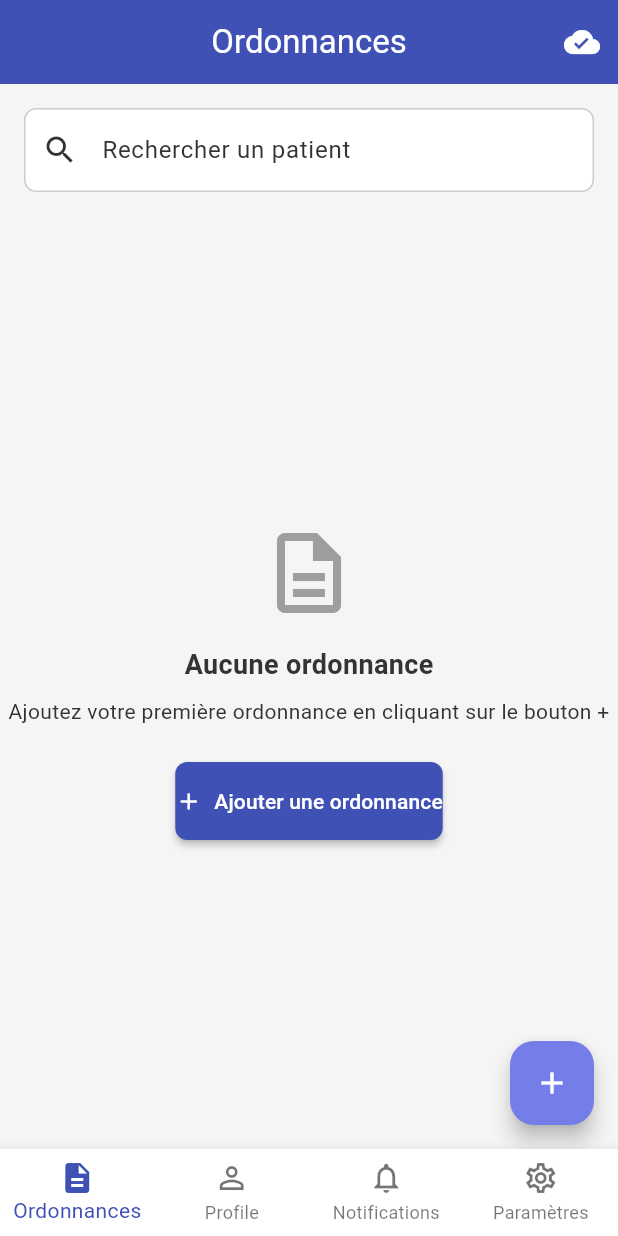
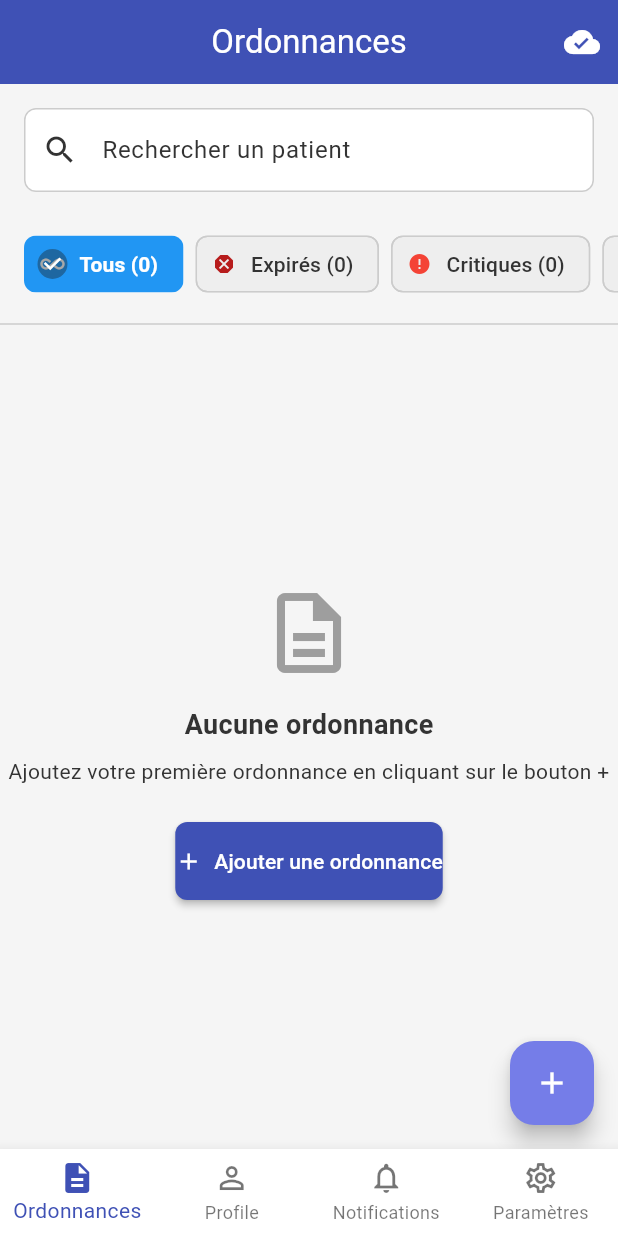
Before and after one commit to ThomasSAMP/prescription-manager-flutter, a Flutter app: the screen it shows once a user with an empty profile is signed in, on a phone screen of 412 x 824 dp. Run offline on Flutter 3.47's test engine with Material 3 defaults, Android fonts, the phone set to English and light mode, and no system bars; our stand-ins replace cached_network_image, cloud_firestore, connectivity_plus, device_info_plus, dio, firebase_analytics and 19 more; missing offline and left inert: encrypt, workmanager; accounts and stored records are empty; generated files the repository leaves out were written again; statements that could not run were skipped; project files that could hold a hidden picture were left out.

Commit message:
add filter feature (with bug)

```diff
--- a/lib/features/prescriptions/presentation/screens/ordonnance_list_screen.dart
+++ b/lib/features/prescriptions/presentation/screens/ordonnance_list_screen.dart
@@ -10,11 +10,13 @@ import '../../../../core/utils/refresh_helper.dart';
 import '../../../../shared/widgets/app_bar.dart';
 import '../../../../shared/widgets/app_button.dart';
 import '../../../../shared/widgets/app_text_field.dart';
+import '../../models/filter_options.dart';
 import '../../models/medicament_model.dart';
 import '../../models/ordonnance_model.dart';
 import '../../providers/medicament_provider.dart';
+import '../../providers/ordonnance_filter_provider.dart';
 import '../../providers/ordonnance_provider.dart';
-import '../../providers/search_provider.dart';
+import '../widgets/filter_bar.dart';
 import '../widgets/ordonnance_list_item.dart';
 
 class OrdonnanceListScreen extends ConsumerStatefulWidget {
@@ -60,7 +62,11 @@ class _OrdonnanceListScreenState extends ConsumerState<OrdonnanceListScreen> {
   }
 
   void _onScroll() {
-    if (_scrollController.position.pixels >= _scrollController.position.maxScrollExtent - 200) {
+    final filterOption = ref.read(filterOptionProvider);
+
+    // Ne charger plus de données que si aucun filtre n'est appliqué
+    if (filterOption == FilterOption.all &&
+        _scrollController.position.pixels >= _scrollController.position.maxScrollExtent - 200) {
       // Charger plus d'ordonnances lorsqu'on approche de la fin de la liste
       ref.read(ordonnanceProvider.notifier).loadMore();
     }
@@ -103,9 +109,11 @@ class _OrdonnanceListScreenState extends ConsumerState<OrdonnanceListScreen> {
   @override
   Widget build(BuildContext context) {
     final ordonnancesState = ref.watch(ordonnanceProvider);
-    final searchQuery = ref.watch(searchQueryProvider);
     final filteredOrdonnances = ref.watch(filteredOrdonnancesProvider);
     final allMedicaments = ref.watch(allMedicamentsProvider).items;
+    final searchQuery = ref.watch(searchQueryProvider);
+    final filterOption = ref.watch(filterOptionProvider);
+    final isLoading = ordonnancesState.isLoading;
 
     return Scaffold(
       appBar: const AppBarWidget(title: 'Ordonnances'),
@@ -127,28 +135,30 @@ class _OrdonnanceListScreenState extends ConsumerState<OrdonnanceListScreen> {
                       ? IconButton(
                         icon: const Icon(Icons.clear),
                         onPressed: () {
-                          // Effacer le texte du contrôleur
                           _searchController.clear();
-                          // Réinitialiser l'état du provider
                           ref.read(searchQueryProvider.notifier).state = '';
                         },
                       )
                       : null,
             ),
           ),
+
+          // Barre de filtrage
+          const FilterBar(),
+
           // Contenu principal
           Expanded(
             child: RefreshIndicator(
               onRefresh: _refreshData,
               child:
-                  ordonnancesState.isLoading && ordonnancesState.items.isEmpty
+                  isLoading
                       ? const Center(child: CircularProgressIndicator())
                       : filteredOrdonnances.isEmpty
-                      ? _buildEmptyState(searchQuery.isNotEmpty)
+                      ? _buildEmptyState(searchQuery.isNotEmpty, filterOption != FilterOption.all)
                       : _buildOrdonnanceList(
                         filteredOrdonnances,
                         allMedicaments,
-                        ordonnancesState.isLoadingMore,
+                        ordonnancesState.isLoadingMore && filterOption == FilterOption.all,
                       ),
             ),
           ),
@@ -161,29 +171,39 @@ class _OrdonnanceListScreenState extends ConsumerState<OrdonnanceListScreen> {
     );
   }
 
-  Widget _buildEmptyState(bool isSearching) {
+  // Modifier la méthode _buildEmptyState
+  Widget _buildEmptyState(bool isSearching, bool isFiltering) {
+    final filterOption = ref.watch(filterOptionProvider);
+
+    String message;
+    if (isSearching && isFiltering) {
+      message =
+          'Aucune ordonnance ne correspond à votre recherche et au filtre "${filterOption.label}"';
+    } else if (isSearching) {
+      message = 'Aucune ordonnance ne correspond à votre recherche';
+    } else if (isFiltering) {
+      message = 'Aucune ordonnance ne correspond au filtre "${filterOption.label}"';
+    } else {
+      message = 'Ajoutez votre première ordonnance en cliquant sur le bouton +';
+    }
+
     return Center(
       child: Column(
         mainAxisAlignment: MainAxisAlignment.center,
         children: [
           Icon(
-            isSearching ? Icons.search_off : Icons.description_outlined,
+            isSearching || isFiltering ? Icons.search_off : Icons.description_outlined,
             size: 64,
             color: Colors.grey,
           ),
           const SizedBox(height: 16),
-          Text(
-            isSearching ? 'Aucun résultat trouvé' : 'Aucune ordonnance',
-            style: const TextStyle(fontSize: 18, fontWeight: FontWeight.bold),
+          const Text(
+            'Aucune ordonnance',
+            style: TextStyle(fontSize: 18, fontWeight: FontWeight.bold),
           ),
           const SizedBox(height: 8),
-          Text(
-            isSearching
-                ? 'Essayez avec un autre terme de recherche'
-                : 'Ajoutez votre première ordonnance en cliquant sur le bouton +',
-            textAlign: TextAlign.center,
-          ),
-          if (!isSearching) ...[
+          Text(message, textAlign: TextAlign.center),
+          if (!isSearching && !isFiltering) ...[
             const SizedBox(height: 24),
             AppButton(
               text: 'Ajouter une ordonnance',
--- /dev/null
+++ b/lib/features/prescriptions/presentation/widgets/filter_bar.dart
@@ -0,0 +1,65 @@
+// lib/features/prescriptions/presentation/widgets/filter_bar.dart
+import 'package:flutter/material.dart';
+import 'package:flutter_riverpod/flutter_riverpod.dart';
+
+import '../../models/filter_options.dart';
+import '../../providers/ordonnance_filter_provider.dart';
+import '../../providers/ordonnance_provider.dart';
+
+class FilterBar extends ConsumerWidget {
+  const FilterBar({super.key});
+
+  @override
+  Widget build(BuildContext context, WidgetRef ref) {
+    final selectedFilter = ref.watch(filterOptionProvider);
+    final counts = ref.watch(ordonnanceCountsProvider);
+    final isLoading = ref.watch(ordonnanceProvider).isLoading;
+
+    return Column(
+      children: [
+        // Barre de filtrage
+        SingleChildScrollView(
+          scrollDirection: Axis.horizontal,
+          padding: const EdgeInsets.symmetric(horizontal: 16, vertical: 8),
+          child:
+              isLoading
+                  ? const Center(child: CircularProgressIndicator())
+                  : Row(
+                    children:
+                        FilterOption.values.map((option) {
+                          final isSelected = option == selectedFilter;
+                          final count = counts[option] ?? 0;
+
+                          return Padding(
+                            padding: const EdgeInsets.only(right: 8),
+                            child: FilterChip(
+                              label: Text('${option.label} ($count)'),
+                              selected: isSelected,
+                              onSelected:
+                                  isLoading
+                                      ? null
+                                      : (_) {
+                                        ref.read(filterOptionProvider.notifier).setFilter(option);
+                                      },
+                              avatar: Icon(
+                                option.icon,
+                                color: isSelected ? Colors.white : option.color,
+                                size: 16,
+                              ),
+                              backgroundColor: Colors.grey.shade200,
+                              selectedColor: option.color,
+                              labelStyle: TextStyle(
+                                color: isSelected ? Colors.white : null,
+                                fontWeight: isSelected ? FontWeight.bold : null,
+                              ),
+                            ),
+                          );
+                        }).toList(),
+                  ),
+        ),
+
+        const Divider(),
+      ],
+    );
+  }
+}
--- /dev/null
+++ b/lib/features/prescriptions/providers/ordonnance_filter_provider.dart
@@ -0,0 +1,168 @@
+import 'package:flutter_riverpod/flutter_riverpod.dart';
+
+import '../../../core/utils/logger.dart';
+import '../models/filter_options.dart';
+import '../models/medicament_model.dart';
+import '../models/ordonnance_model.dart';
+import 'medicament_provider.dart';
+import 'ordonnance_provider.dart';
+
+// Provider pour la requête de recherche
+final searchQueryProvider = StateProvider<String>((ref) => '');
+
+// Provider pour l'option de filtrage
+final filterOptionProvider = StateNotifierProvider<FilterOptionNotifier, FilterOption>((ref) {
+  return FilterOptionNotifier(ref);
+});
+
+// Notifier pour gérer les changements d'option de filtrage
+class FilterOptionNotifier extends StateNotifier<FilterOption> {
+  final Ref _ref;
+
+  FilterOptionNotifier(this._ref) : super(FilterOption.all);
+
+  Future<void> setFilter(FilterOption option) async {
+    // Si on change de filtre et que le nouveau filtre n'est pas "Tous"
+    if (option != FilterOption.all) {
+      AppLogger.debug('Changing filter to ${option.name}, loading all data');
+
+      // Afficher un indicateur de chargement
+      final previousState = state;
+      state = option; // Mettre à jour l'état immédiatement pour l'UI
+
+      try {
+        // Charger toutes les données sans pagination
+        await _ref.read(ordonnanceProvider.notifier).loadAllData();
+      } catch (e) {
+        // En cas d'erreur, revenir au filtre précédent
+        state = previousState;
+        rethrow;
+      }
+    } else {
+      // Si on revient au filtre "Tous", pas besoin de charger toutes les données
+      state = option;
+    }
+  }
+}
+
+// Provider pour les ordonnances filtrées et triées
+final filteredOrdonnancesProvider = Provider<List<OrdonnanceModel>>((ref) {
+  final searchQuery = ref.watch(searchQueryProvider).trim().toLowerCase();
+  final filterOption = ref.watch(filterOptionProvider);
+  final ordonnancesState = ref.watch(ordonnanceProvider);
+  final allMedicaments = ref.watch(allMedicamentsProvider).items;
+
+  // Étape 1: Filtrer par recherche
+  var filteredOrdonnances = ordonnancesState.items;
+  if (searchQuery.isNotEmpty) {
+    filteredOrdonnances =
+        filteredOrdonnances.where((ordonnance) {
+          final patientName = ordonnance.patientName.toLowerCase();
+          return patientName.contains(searchQuery);
+        }).toList();
+  }
+
+  // Étape 2: Filtrer par criticité
+  if (filterOption != FilterOption.all) {
+    filteredOrdonnances =
+        filteredOrdonnances.where((ordonnance) {
+          // Trouver les médicaments pour cette ordonnance
+          final medicaments = allMedicaments.where((m) => m.ordonnanceId == ordonnance.id).toList();
+
+          // Si aucun médicament, considérer comme OK
+          if (medicaments.isEmpty) {
+            return filterOption == FilterOption.ok;
+          }
+
+          // Déterminer la criticité la plus élevée
+          final statuses = medicaments.map((m) => m.getExpirationStatus()).toList();
+
+          switch (filterOption) {
+            case FilterOption.expired:
+              return statuses.contains(ExpirationStatus.expired);
+            case FilterOption.critical:
+              return statuses.contains(ExpirationStatus.critical) &&
+                  !statuses.contains(ExpirationStatus.expired);
+            case FilterOption.warning:
+              return statuses.contains(ExpirationStatus.warning) &&
+                  !statuses.contains(ExpirationStatus.critical) &&
+                  !statuses.contains(ExpirationStatus.expired);
+            case FilterOption.ok:
+              return statuses.every((s) => s == ExpirationStatus.ok);
+            default:
+              return true;
+          }
+        }).toList();
+  }
+
+  // Étape 3: Trier par criticité (du plus critique au moins critique)
+  filteredOrdonnances.sort((a, b) {
+    // Trouver les médicaments pour ces ordonnances
+    final aMedicaments = allMedicaments.where((m) => m.ordonnanceId == a.id).toList();
+    final bMedicaments = allMedicaments.where((m) => m.ordonnanceId == b.id).toList();
+
+    // Déterminer la criticité la plus élevée pour chaque ordonnance
+    final aStatus =
+        aMedicaments.isEmpty
+            ? ExpirationStatus.ok
+            : aMedicaments
+                .map((m) => m.getExpirationStatus())
+                .reduce((value, element) => value.index > element.index ? value : element);
+
+    final bStatus =
+        bMedicaments.isEmpty
+            ? ExpirationStatus.ok
+            : bMedicaments
+                .map((m) => m.getExpirationStatus())
+                .reduce((value, element) => value.index > element.index ? value : element);
+
+    // Comparer par criticité (du plus critique au moins critique)
+    final statusComparison = bStatus.index.compareTo(aStatus.index);
+    if (statusComparison != 0) return statusComparison;
+
+    // Si même criticité, trier par nom du patient
+    return a.patientName.compareTo(b.patientName);
+  });
+
+  return filteredOrdonnances;
+});
+
+// Provider pour obtenir le nombre d'ordonnances par catégorie de criticité
+final ordonnanceCountsProvider = Provider<Map<FilterOption, int>>((ref) {
+  final ordonnancesState = ref.watch(ordonnanceProvider);
+  final allMedicaments = ref.watch(allMedicamentsProvider).items;
+
+  final counts = {
+    FilterOption.all: ordonnancesState.items.length,
+    FilterOption.expired: 0,
+    FilterOption.critical: 0,
+    FilterOption.warning: 0,
+    FilterOption.ok: 0,
+  };
+
+  for (final ordonnance in ordonnancesState.items) {
+    // Trouver les médicaments pour cette ordonnance
+    final medicaments = allMedicaments.where((m) => m.ordonnanceId == ordonnance.id).toList();
+
+    // Si aucun médicament, considérer comme OK
+    if (medicaments.isEmpty) {
+      counts[FilterOption.ok] = counts[FilterOption.ok]! + 1;
+      continue;
+    }
+
+    // Déterminer la criticité la plus élevée
+    final statuses = medicaments.map((m) => m.getExpirationStatus()).toList();
+
+    if (statuses.contains(ExpirationStatus.expired)) {
+      counts[FilterOption.expired] = counts[FilterOption.expired]! + 1;
+    } else if (statuses.contains(ExpirationStatus.critical)) {
+      counts[FilterOption.critical] = counts[FilterOption.critical]! + 1;
+    } else if (statuses.contains(ExpirationStatus.warning)) {
+      counts[FilterOption.warning] = counts[FilterOption.warning]! + 1;
+    } else {
+      counts[FilterOption.ok] = counts[FilterOption.ok]! + 1;
+    }
+  }
+
+  return counts;
+});
--- a/lib/features/prescriptions/providers/search_provider.dart
+++ /dev/null
@@ -1,27 +0,0 @@
-import 'package:flutter_riverpod/flutter_riverpod.dart';
-
-import '../models/ordonnance_model.dart';
-import 'ordonnance_provider.dart';
-
-// Provider pour la requête de recherche
-final searchQueryProvider = StateProvider<String>((ref) => '');
-
-// Provider filtré pour les ordonnances basé sur la recherche
-final filteredOrdonnancesProvider = Provider<List<OrdonnanceModel>>((ref) {
-  final ordonnancesState = ref.watch(ordonnanceProvider);
-  final searchQuery = ref.watch(searchQueryProvider).trim().toLowerCase();
-
-  // Si la recherche est vide, retourner toutes les ordonnances
-  if (searchQuery.isEmpty) {
-    return ordonnancesState.items;
-  }
-
-  // Filtrer les ordonnances dont le nom du patient contient la chaîne de recherche
-  return ordonnancesState.items.where((ordonnance) {
-    // Les noms sont déjà déchiffrés dans le modèle OrdonnanceModel
-    final patientName = ordonnance.patientName.toLowerCase();
-
-    // Vérifier si le nom contient la chaîne de recherche
-    return patientName.contains(searchQuery);
-  }).toList();
-});
```
Also changed, not shown: lib/features/prescriptions/models/filter_options.dart (added, +50 -0 lines), lib/features/prescriptions/presentation/widgets/ordonnance_list_item.dart (+10 -1 lines), lib/features/prescriptions/providers/ordonnance_provider.dart (+34 -0 lines), lib/features/prescriptions/repositories/ordonnance_repository.dart (+37 -0 lines).
